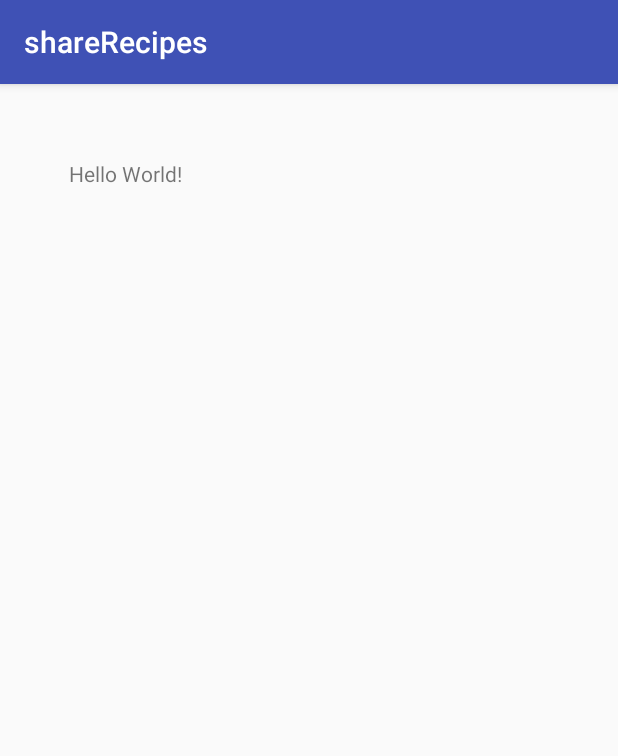
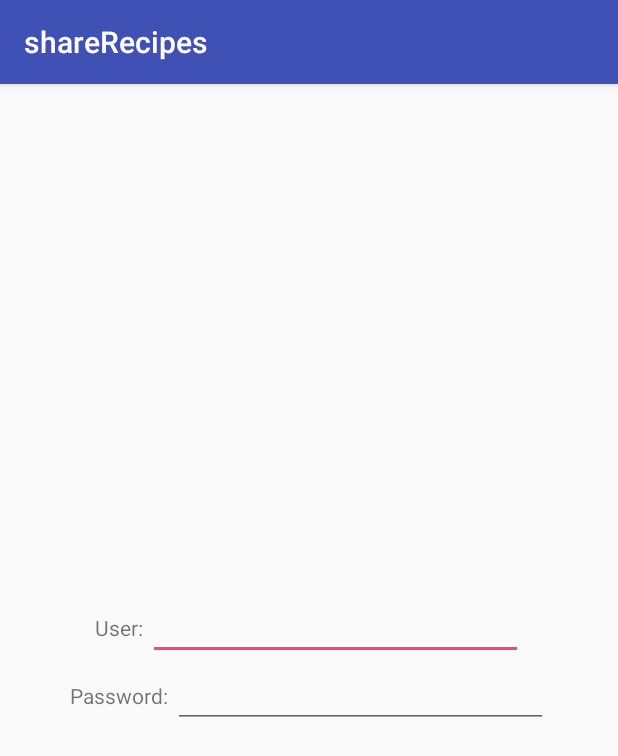
Before and after one commit to ingHectorVera/shareRecipes, an Android app: the screen it shows after launch (MainActivity), on a phone screen of 412 x 824 dp. Shown: the top 756 px of the screen. Run offline under Robolectric (Android 15) with nearby library versions, the phone set to English and light mode, and no system bars; our stand-ins replace Firebase (no records; nobody signed in at launch, a user with empty details on screens opened directly).

Commit message:
New activities

```diff
--- a/app/build.gradle
+++ b/app/build.gradle
@@ -22,7 +22,12 @@ dependencies {
     implementation fileTree(dir: 'libs', include: ['*.jar'])
     implementation 'com.android.support:appcompat-v7:26.1.0'
     implementation 'com.android.support.constraint:constraint-layout:1.0.2'
+    implementation 'com.google.firebase:firebase-auth:11.0.4'
     testImplementation 'junit:junit:4.12'
     androidTestImplementation 'com.android.support.test:runner:1.0.1'
     androidTestImplementation 'com.android.support.test.espresso:espresso-core:3.0.1'
 }
+
+
+
+apply plugin: 'com.google.gms.google-services'
--- a/app/src/main/AndroidManifest.xml
+++ b/app/src/main/AndroidManifest.xml
@@ -9,13 +9,15 @@
         android:roundIcon="@mipmap/ic_launcher_round"
         android:supportsRtl="true"
         android:theme="@style/AppTheme">
-        <activity android:name=".MainActivity">
+
+        <activity android:name=".activities.MainActivity">
             <intent-filter>
                 <action android:name="android.intent.action.MAIN" />
 
                 <category android:name="android.intent.category.LAUNCHER" />
             </intent-filter>
         </activity>
+        <activity android:name=".activities.Menu_activity"></activity>
     </application>
-
+    <uses-permission android:name="android.permission.INTERNET"/>
 </manifest>
--- a/app/src/main/java/com/example/verahector/sharerecipes/activities/MainActivity.java
+++ b/app/src/main/java/com/example/verahector/sharerecipes/activities/MainActivity.java
@@ -1,8 +1,9 @@
-package com.example.verahector.sharerecipes;
+package com.example.verahector.sharerecipes.activities;
 
 import android.support.v7.app.AppCompatActivity;
 import android.os.Bundle;
 
+import com.example.verahector.sharerecipes.R;
 import com.google.firebase.auth.FirebaseAuth;
 import com.google.firebase.auth.FirebaseUser;
 
@@ -28,6 +29,10 @@ public class MainActivity extends AppCompatActivity {
 
 
     private void updateUI(FirebaseUser currentUser) {
+        if (currentUser != null) {
 
+        } else {
+
+        }
     }
 }
--- a/app/src/main/java/com/example/verahector/sharerecipes/activities/Menu_activity.java
+++ b/app/src/main/java/com/example/verahector/sharerecipes/activities/Menu_activity.java
@@ -2,6 +2,8 @@ package com.example.verahector.sharerecipes.activities;
 
 import android.support.v7.app.AppCompatActivity;
 import android.os.Bundle;
+
+import com.example.verahector.sharerecipes.R;
 
 public class Menu_activity extends AppCompatActivity {
 
--- a/app/src/main/res/layout/activity_main.xml
+++ b/app/src/main/res/layout/activity_main.xml
@@ -1,20 +1,37 @@
 <?xml version="1.0" encoding="utf-8"?>
-<android.support.constraint.ConstraintLayout xmlns:android="http://schemas.android.com/apk/res/android"
+<LinearLayout xmlns:android="http://schemas.android.com/apk/res/android"
     xmlns:app="http://schemas.android.com/apk/res-auto"
     xmlns:tools="http://schemas.android.com/tools"
     android:layout_width="match_parent"
     android:layout_height="match_parent"
-    tools:context="com.example.verahector.sharerecipes.MainActivity">
+    android:gravity="center_vertical"
+    android:orientation="vertical"
+    tools:context="com.example.verahector.sharerecipes.activities.MainActivity">
 
-    <TextView
+    <LinearLayout
         android:layout_width="wrap_content"
         android:layout_height="wrap_content"
-        android:text="Hello World!"
-        app:layout_constraintBottom_toBottomOf="parent"
-        app:layout_constraintHorizontal_bias="0.136"
-        app:layout_constraintLeft_toLeftOf="parent"
-        app:layout_constraintRight_toRightOf="parent"
-        app:layout_constraintTop_toTopOf="parent"
-        app:layout_constraintVertical_bias="0.067" />
-
-</android.support.constraint.ConstraintLayout>
+        android:layout_gravity="center">
+        <TextView
+            android:layout_width="wrap_content"
+            android:layout_height="wrap_content"
+            android:text="User: " />
+        <EditText
+            android:id="@+id/login_user"
+            android:layout_width="250dp"
+            android:layout_height="wrap_content" />
+    </LinearLayout>
+    <LinearLayout
+        android:layout_width="wrap_content"
+        android:layout_height="wrap_content"
+        android:layout_gravity="center">
+        <TextView
+            android:layout_width="wrap_content"
+            android:layout_height="wrap_content"
+            android:text="Password: "/>
+        <EditText
+            android:id="@+id/login_password"
+            android:layout_width="250dp"
+            android:layout_height="wrap_content" />
+    </LinearLayout>
+</LinearLayout>
--- a/build.gradle
+++ b/build.gradle
@@ -12,6 +12,7 @@ buildscript {
 
         // NOTE: Do not place your application dependencies here; they belong
         // in the individual module build.gradle files
+        classpath 'com.google.gms:google-services:3.1.0'
     }
 }
 
```
Also changed, not shown: 1 other file.
